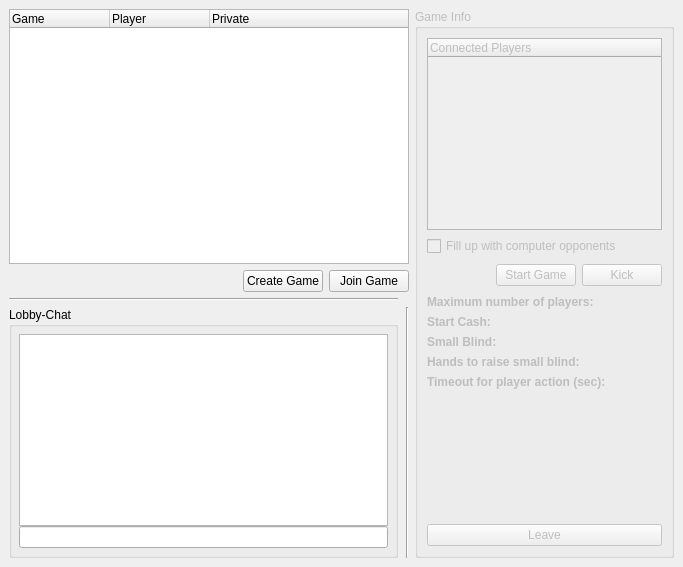
First picture: the form in src/gui/qt/gamelobbydialog.ui, repository pokerth/pokerth, before the edit.
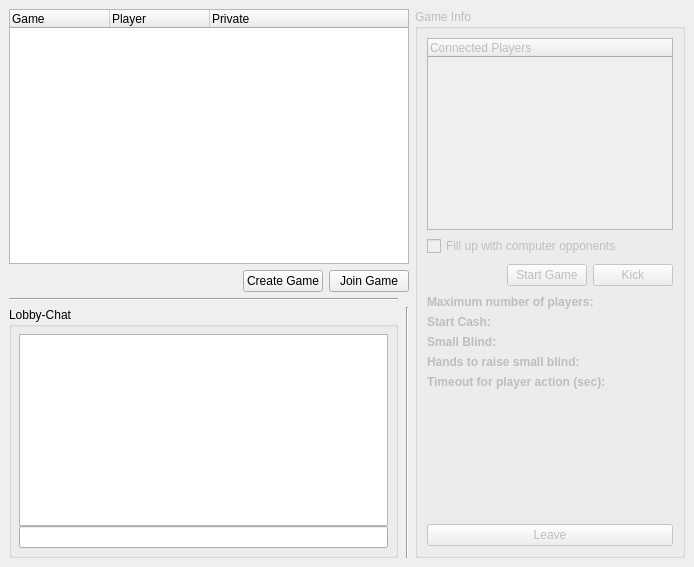
Second picture: the form after the edit.

What changed in the file:
```diff
--- a/src/gui/qt/gamelobbydialog.ui
+++ b/src/gui/qt/gamelobbydialog.ui
@@ -5,7 +5,7 @@
    <rect>
     <x>0</x>
     <y>0</y>
-    <width>683</width>
+    <width>694</width>
     <height>567</height>
    </rect>
   </property>
@@ -165,6 +165,18 @@
      <property name="enabled" >
       <bool>false</bool>
      </property>
+     <property name="sizePolicy" >
+      <sizepolicy vsizetype="Preferred" hsizetype="Expanding" >
+       <horstretch>0</horstretch>
+       <verstretch>0</verstretch>
+      </sizepolicy>
+     </property>
+     <property name="minimumSize" >
+      <size>
+       <width>270</width>
+       <height>0</height>
+      </size>
+     </property>
      <property name="maximumSize" >
       <size>
        <width>259</width>
@@ -429,6 +441,9 @@
        <property name="orientation" >
         <enum>Qt::Horizontal</enum>
        </property>
+       <property name="sizeType" >
+        <enum>QSizePolicy::Expanding</enum>
+       </property>
        <property name="sizeHint" >
         <size>
          <width>181</width>
```
